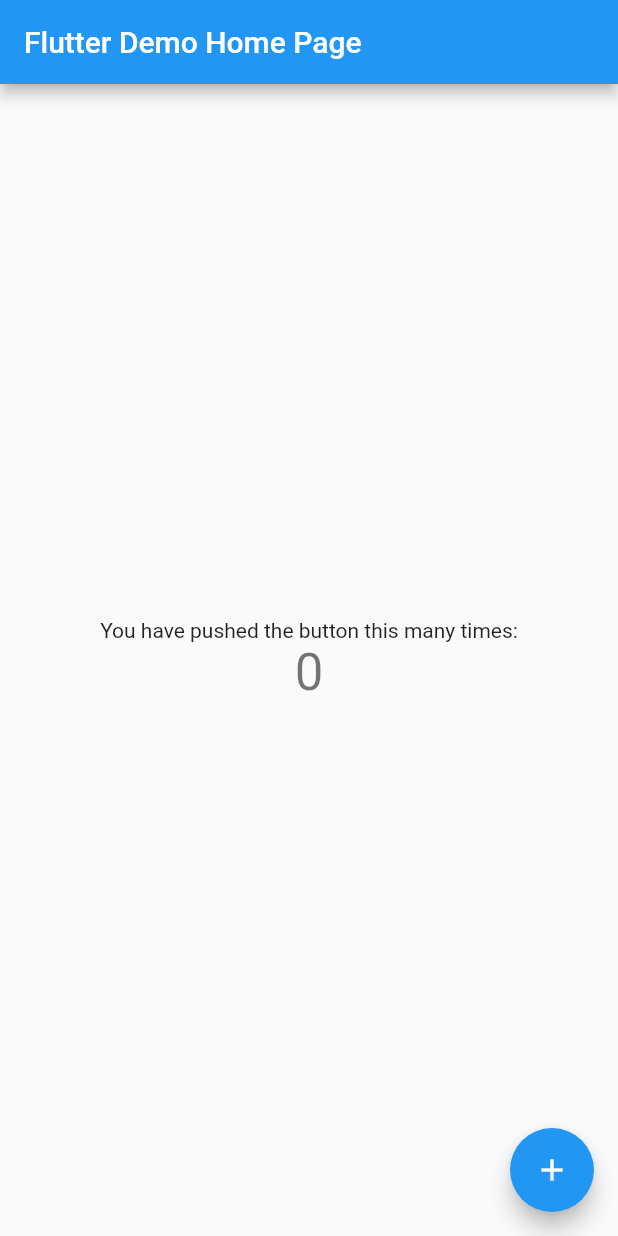
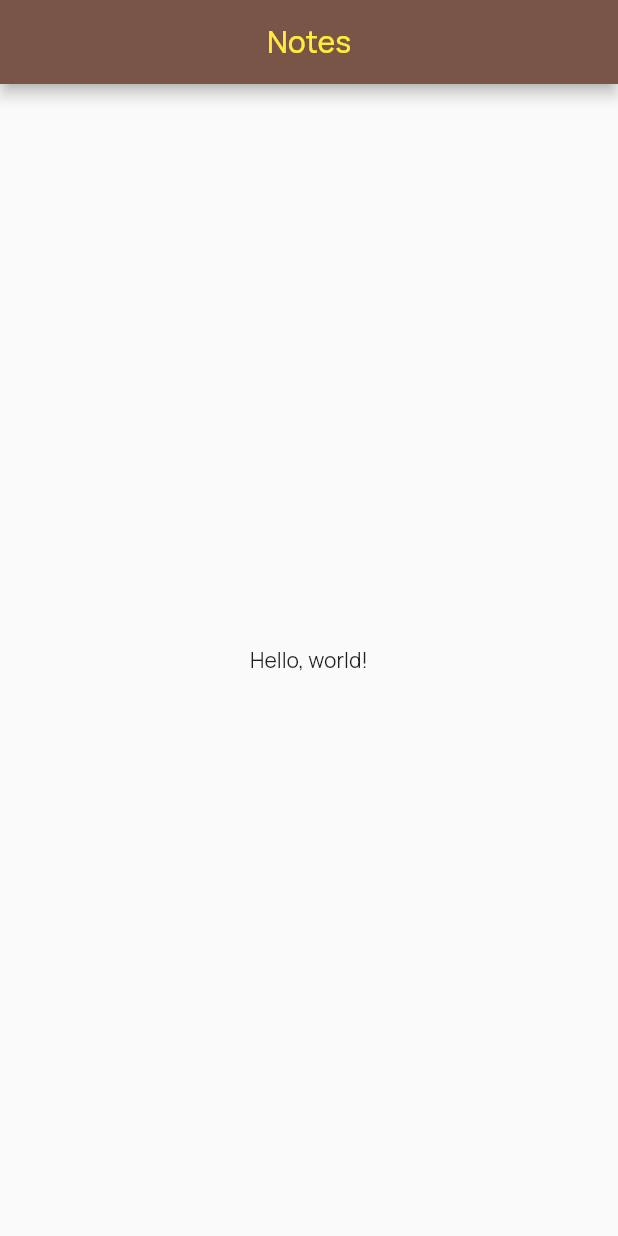
Before and after one commit to jacribeiro/NotesApp, a Flutter app: the screen it shows after launch, on a phone screen of 412 x 824 dp. Run offline on Flutter 3.47's test engine with Material 2 defaults, Android fonts, the phone set to English and light mode, and no system bars.

Commit message:
Created main page. Added main font style

```diff
--- a/lib/main.dart
+++ b/lib/main.dart
@@ -1,115 +1,22 @@
 import 'package:flutter/material.dart';
+import 'main_page.dart';
 
 void main() {
-  runApp(const MyApp());
+  runApp(const NotesApp());
 }
 
-class MyApp extends StatelessWidget {
-  const MyApp({super.key});
+class NotesApp extends StatelessWidget {
+  const NotesApp({Key? key}) : super(key: key);
 
-  // This widget is the root of your application.
   @override
   Widget build(BuildContext context) {
     return MaterialApp(
-      title: 'Flutter Demo',
+      title: 'Notes',
       theme: ThemeData(
-        // This is the theme of your application.
-        //
-        // Try running your application with "flutter run". You'll see the
-        // application has a blue toolbar. Then, without quitting the app, try
-        // changing the primarySwatch below to Colors.green and then invoke
-        // "hot reload" (press "r" in the console where you ran "flutter run",
-        // or simply save your changes to "hot reload" in a Flutter IDE).
-        // Notice that the counter didn't reset back to zero; the application
-        // is not restarted.
-        primarySwatch: Colors.blue,
+        primarySwatch: Colors.brown,
+        fontFamily: 'Manrope',
       ),
-      home: const MyHomePage(title: 'Flutter Demo Home Page'),
+      home: const MainPage(),
     );
   }
 }
-
-class MyHomePage extends StatefulWidget {
-  const MyHomePage({super.key, required this.title});
-
-  // This widget is the home page of your application. It is stateful, meaning
-  // that it has a State object (defined below) that contains fields that affect
-  // how it looks.
-
-  // This class is the configuration for the state. It holds the values (in this
-  // case the title) provided by the parent (in this case the App widget) and
-  // used by the build method of the State. Fields in a Widget subclass are
-  // always marked "final".
-
-  final String title;
-
-  @override
-  State<MyHomePage> createState() => _MyHomePageState();
-}
-
-class _MyHomePageState extends State<MyHomePage> {
-  int _counter = 0;
-
-  void _incrementCounter() {
-    setState(() {
-      // This call to setState tells the Flutter framework that something has
-      // changed in this State, which causes it to rerun the build method below
-      // so that the display can reflect the updated values. If we changed
-      // _counter without calling setState(), then the build method would not be
-      // called again, and so nothing would appear to happen.
-      _counter++;
-    });
-  }
-
-  @override
-  Widget build(BuildContext context) {
-    // This method is rerun every time setState is called, for instance as done
-    // by the _incrementCounter method above.
-    //
-    // The Flutter framework has been optimized to make rerunning build methods
-    // fast, so that you can just rebuild anything that needs updating rather
-    // than having to individually change instances of widgets.
-    return Scaffold(
-      appBar: AppBar(
-        // Here we take the value from the MyHomePage object that was created by
-        // the App.build method, and use it to set our appbar title.
-        title: Text(widget.title),
-      ),
-      body: Center(
-        // Center is a layout widget. It takes a single child and positions it
-        // in the middle of the parent.
-        child: Column(
-          // Column is also a layout widget. It takes a list of children and
-          // arranges them vertically. By default, it sizes itself to fit its
-          // children horizontally, and tries to be as tall as its parent.
-          //
-          // Invoke "debug painting" (press "p" in the console, choose the
-          // "Toggle Debug Paint" action from the Flutter Inspector in Android
-          // Studio, or the "Toggle Debug Paint" command in Visual Studio Code)
-          // to see the wireframe for each widget.
-          //
-          // Column has various properties to control how it sizes itself and
-          // how it positions its children. Here we use mainAxisAlignment to
-          // center the children vertically; the main axis here is the vertical
-          // axis because Columns are vertical (the cross axis would be
-          // horizontal).
-          mainAxisAlignment: MainAxisAlignment.center,
-          children: <Widget>[
-            const Text(
-              'You have pushed the button this many times:',
-            ),
-            Text(
-              '$_counter',
-              style: Theme.of(context).textTheme.headlineMedium,
-            ),
-          ],
-        ),
-      ),
-      floatingActionButton: FloatingActionButton(
-        onPressed: _incrementCounter,
-        tooltip: 'Increment',
-        child: const Icon(Icons.add),
-      ), // This trailing comma makes auto-formatting nicer for build methods.
-    );
-  }
-}
--- /dev/null
+++ b/lib/main_page.dart
@@ -0,0 +1,23 @@
+import 'package:flutter/material.dart';
+
+class MainPage extends StatefulWidget {
+  const MainPage({super.key});
+
+  @override
+  State<MainPage> createState() => _MainPageState();
+}
+
+class _MainPageState extends State<MainPage> {
+  @override
+  Widget build(BuildContext context) {
+    return Scaffold(
+      appBar: AppBar(
+        title: const Text('Notes'),
+        centerTitle: true,
+        foregroundColor: Colors.yellow,
+      ),
+      body: const Center(
+        child: Text('Hello, world!'),
+      ),);
+  }
+}
```
Also changed, not shown: lib/note_model.dart (added, +22 -0 lines), pubspec.yaml (+10 -11 lines), fonts/Manrope-Bold.ttf (added), fonts/Manrope-ExtraBold.ttf (added), fonts/Manrope-ExtraLight.ttf (added), fonts/Manrope-Light.ttf (added), fonts/Manrope-Medium.ttf (added), fonts/Manrope-Regular.ttf (added), fonts/Manrope-SemiBold.ttf (added), fonts/Manrope-VariableFont_wght.ttf (added), 1 other file.
